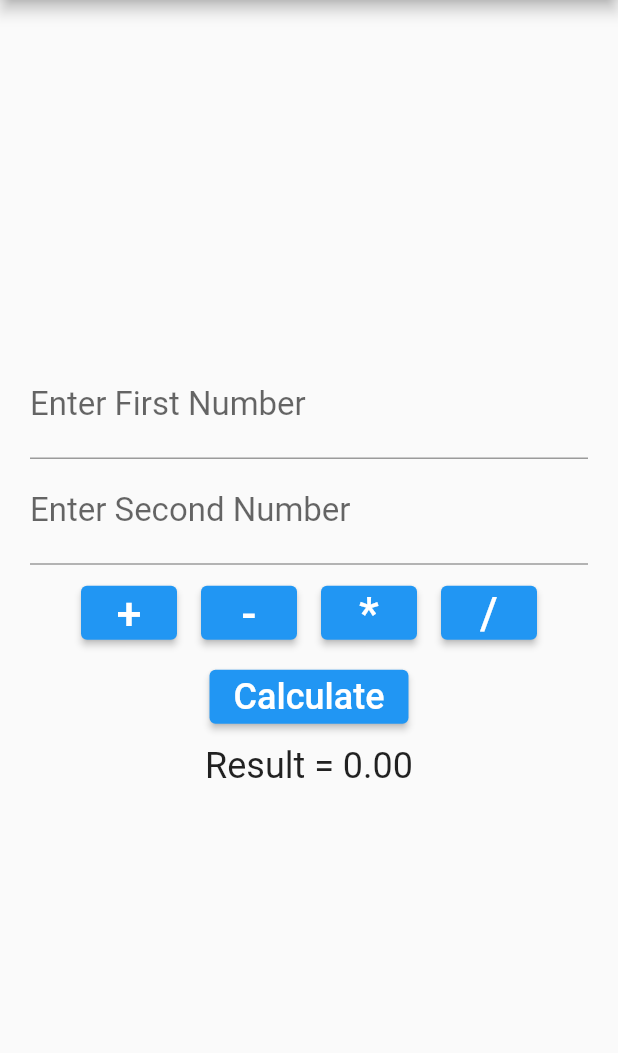
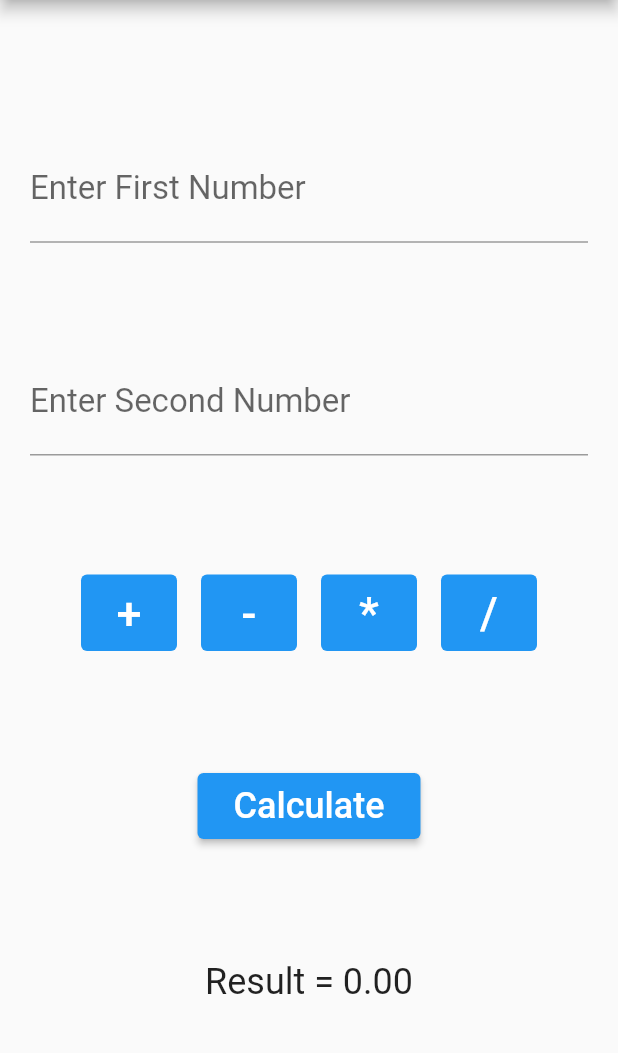
Before and after one commit to AsiaShalaldeh/Calculator, a Flutter app: the screen it shows after launch, after a tap on "Calculate", on a phone screen of 412 x 824 dp, the part 84-1137 px from its top. Run offline on Flutter 3.47's test engine with Material 2 defaults, Android fonts, the light colour scheme and no system bars.

Commit message:
Edit the format and add the steps you need to follow to use the app

```diff
--- a/lib/main.dart
+++ b/lib/main.dart
@@ -1,10 +1,12 @@
 import 'package:flutter/material.dart';
 
 void main() {
-  runApp(CalculatorApp());
+  runApp(const CalculatorApp());
 }
 
 class CalculatorApp extends StatelessWidget {
+  const CalculatorApp({super.key});
+
   @override
   Widget build(BuildContext context) {
     return MaterialApp(
@@ -14,6 +16,8 @@ class CalculatorApp extends StatelessWidget {
 }
 
 class Calculator extends StatefulWidget {
+  const Calculator({super.key});
+
   @override
   _CalculatorState createState() => _CalculatorState();
 }
@@ -28,24 +32,26 @@ class _CalculatorState extends State<Calculator> {
   Widget build(BuildContext context) {
     return Scaffold(
         appBar: AppBar(
-          title: Text("Calculator"),
+          title: const Text("Calculator"),
         ),
         body: Container(
-          margin: EdgeInsets.all(20.0),
+          margin: const EdgeInsets.all(20.0),
           child: Column(
-            mainAxisAlignment: MainAxisAlignment.center,
+            mainAxisAlignment: MainAxisAlignment.spaceEvenly,
             children: [
               TextField(
                 controller: firstNumberController,
                 keyboardType: TextInputType.number,
-                style: TextStyle(fontSize: 22.0),
-                decoration: InputDecoration(labelText: "Enter First Number "),
+                style: const TextStyle(fontSize: 22.0),
+                decoration:
+                    const InputDecoration(labelText: "Enter First Number "),
               ),
               TextField(
                 controller: secondNumberController,
                 keyboardType: TextInputType.number,
-                style: TextStyle(fontSize: 22.0),
-                decoration: InputDecoration(labelText: "Enter Second Number "),
+                style: const TextStyle(fontSize: 22.0),
+                decoration:
+                    const InputDecoration(labelText: "Enter Second Number "),
               ),
               Row(
                 mainAxisAlignment: MainAxisAlignment.center,
@@ -58,15 +64,18 @@ class _CalculatorState extends State<Calculator> {
               ),
               ElevatedButton(
                   onPressed: calculateResult,
-                  child: Text(
-                    'Calculate',
-                    style: TextStyle(fontSize: 24.0),
+                  child: const Padding(
+                    padding: EdgeInsets.all(8.0),
+                    child: Text(
+                      'Calculate',
+                      style: TextStyle(fontSize: 24.0),
+                    ),
                   )),
               Container(
-                margin: EdgeInsets.all(8.0),
+                margin: const EdgeInsets.all(8.0),
                 child: Text(
                   'Result = ${output.toStringAsFixed(2)}',
-                  style: TextStyle(fontSize: 24),
+                  style: const TextStyle(fontSize: 24),
                 ),
               ),
             ],
@@ -77,7 +86,7 @@ class _CalculatorState extends State<Calculator> {
   Widget buildOperationButton(String opeation) {
     return Padding(
       padding: const EdgeInsets.all(8.0),
-      child: ElevatedButton(
+      child: TextButton(
         onPressed: () {
           setState(
             () {
@@ -85,7 +94,11 @@ class _CalculatorState extends State<Calculator> {
             },
           );
         },
-        child: Text(opeation, style: TextStyle(fontSize: 30)),
+        style: TextButton.styleFrom(
+          backgroundColor: Colors.blue,
+        ),
+        child: Text(opeation,
+            style: const TextStyle(fontSize: 30, color: Colors.white)),
       ),
     );
   }
```
Also changed, not shown: 1 other file.
